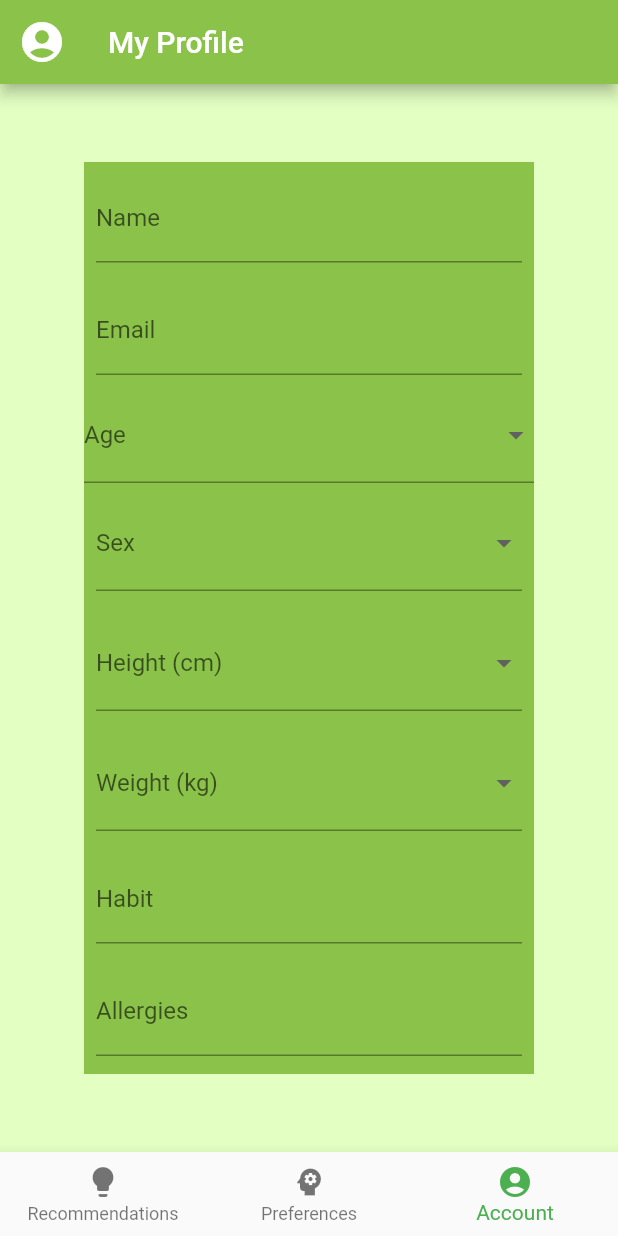
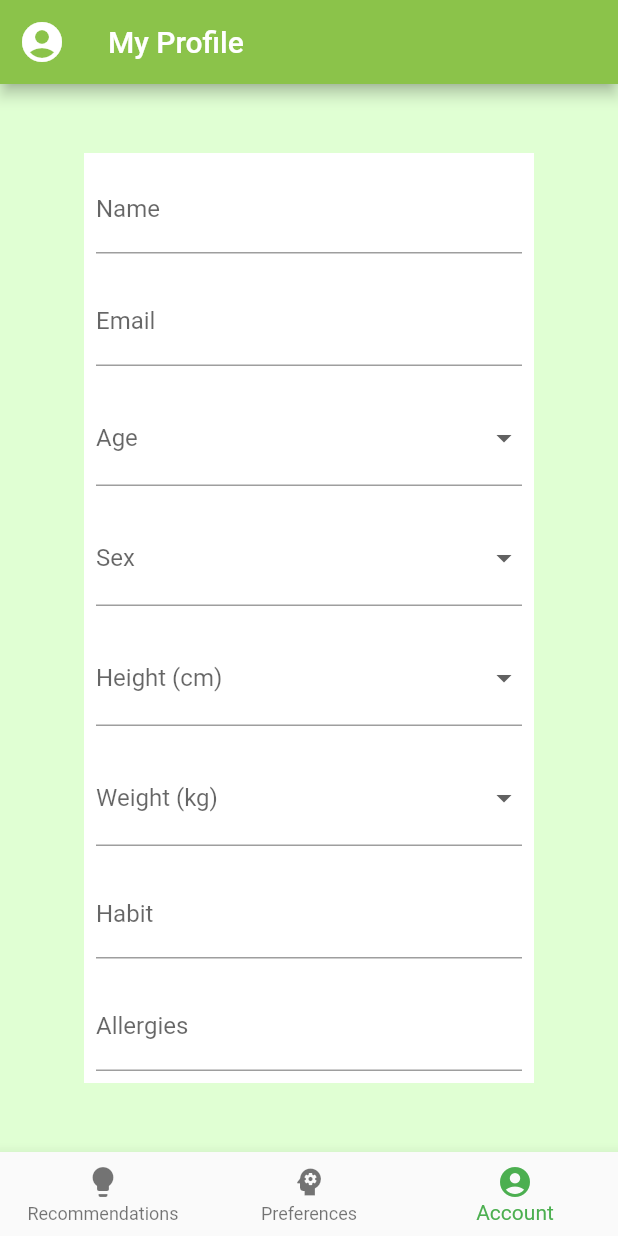
Before and after one commit to nathan-wick/nutrition-ai, a Flutter app: the screen it shows once a user with an empty profile is signed in, item 3 of the bottom bar chosen, on a phone screen of 412 x 824 dp. Run offline on Flutter 3.47's test engine with Material 2 defaults, Android fonts, the phone set to English and light mode, and no system bars; our stand-ins replace firebase_auth, firebase_core; accounts and stored records are empty; network calls fail.

Commit message:
Updated form color

```diff
--- a/nutrition_ai/lib/screens/authenticated/account.dart
+++ b/nutrition_ai/lib/screens/authenticated/account.dart
@@ -23,7 +23,7 @@ class _AccountState extends State<Account> {
     return MaterialApp(
       debugShowCheckedModeBanner: false,
       home: Scaffold(
-        backgroundColor: Color.fromARGB(255, 227, 255, 194),
+        backgroundColor: Color.fromARGB(255, 224, 255, 211),
         appBar: AppBar(
           title: Text("My Profile"),
           backgroundColor: Colors.lightGreen,
@@ -34,9 +34,9 @@ class _AccountState extends State<Account> {
         ),
         body: Center(
           child: Container(
-            height: 608.0,
+            height: 620.0,
             width: 300.0,
-            color: Colors.lightGreen,
+            color: const Color.fromARGB(255, 255, 255, 255),
             child: Column(
               children: <Widget>[
                 Padding(
@@ -52,13 +52,16 @@ class _AccountState extends State<Account> {
                     keyboardType: TextInputType.emailAddress,
                   ),
                 ),
-                DropdownButtonFormField(
+                Padding(
+                  padding: const EdgeInsets.all(8.0),
+                  child:DropdownButtonFormField(
                   decoration: InputDecoration(labelText: 'Age'),
                   items: List.generate(100, (index) => index + 1)
                       .map((e) => DropdownMenuItem(
                           value: e.toString(), child: Text(e.toString())))
                       .toList(),
                   onChanged: (value) {},
+                ),
                 ),
                 Padding(
                   padding: const EdgeInsets.all(8.0),
```
